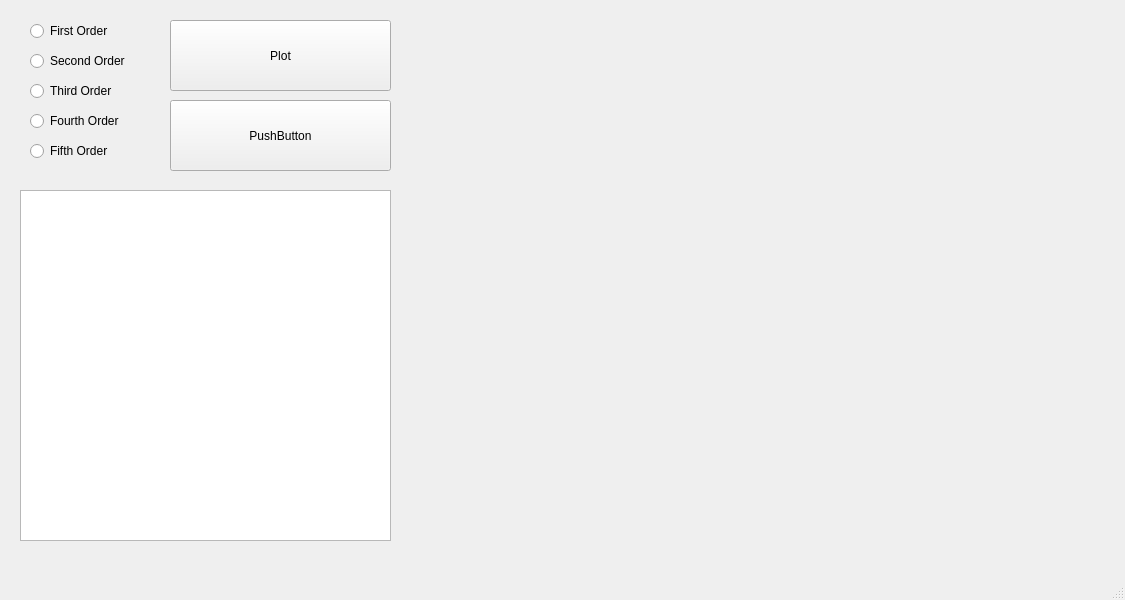
Alcantara98/Polynomial-Regression, file regress.ui: the form before one commit.
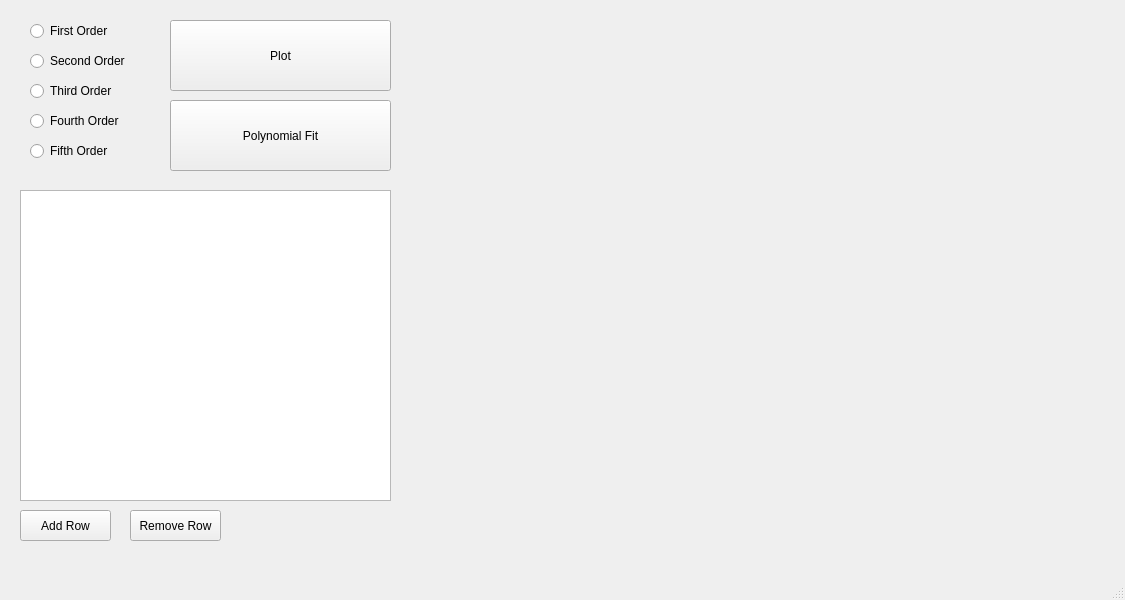
The form after the commit. Custom widgets are drawn as their Qt base class.

Commit message:
Finished setting up Input Table Size
Also added add and remove row buttons and are functional.

Diff of the .ui file:
```diff
--- a/regress.ui
+++ b/regress.ui
@@ -32,7 +32,7 @@
      <rect>
       <x>420</x>
       <y>20</y>
-      <width>691</width>
+      <width>681</width>
       <height>521</height>
      </rect>
     </property>
@@ -128,7 +128,7 @@
      </rect>
     </property>
     <property name="text">
-     <string>PushButton</string>
+     <string>Polynomial Fit</string>
     </property>
    </widget>
    <widget class="QTableWidget" name="inputTable">
@@ -137,10 +137,36 @@
       <x>20</x>
       <y>190</y>
       <width>371</width>
-      <height>351</height>
+      <height>311</height>
      </rect>
     </property>
    </widget>
+   <widget class="QPushButton" name="addRow">
+    <property name="geometry">
+     <rect>
+      <x>20</x>
+      <y>510</y>
+      <width>91</width>
+      <height>31</height>
+     </rect>
+    </property>
+    <property name="text">
+     <string>Add Row</string>
+    </property>
+   </widget>
+   <widget class="QPushButton" name="removeRow">
+    <property name="geometry">
+     <rect>
+      <x>130</x>
+      <y>510</y>
+      <width>91</width>
+      <height>31</height>
+     </rect>
+    </property>
+    <property name="text">
+     <string>Remove Row</string>
+    </property>
+   </widget>
   </widget>
   <widget class="QMenuBar" name="menubar">
    <property name="geometry">
```
The commit also changes 2 other files.
